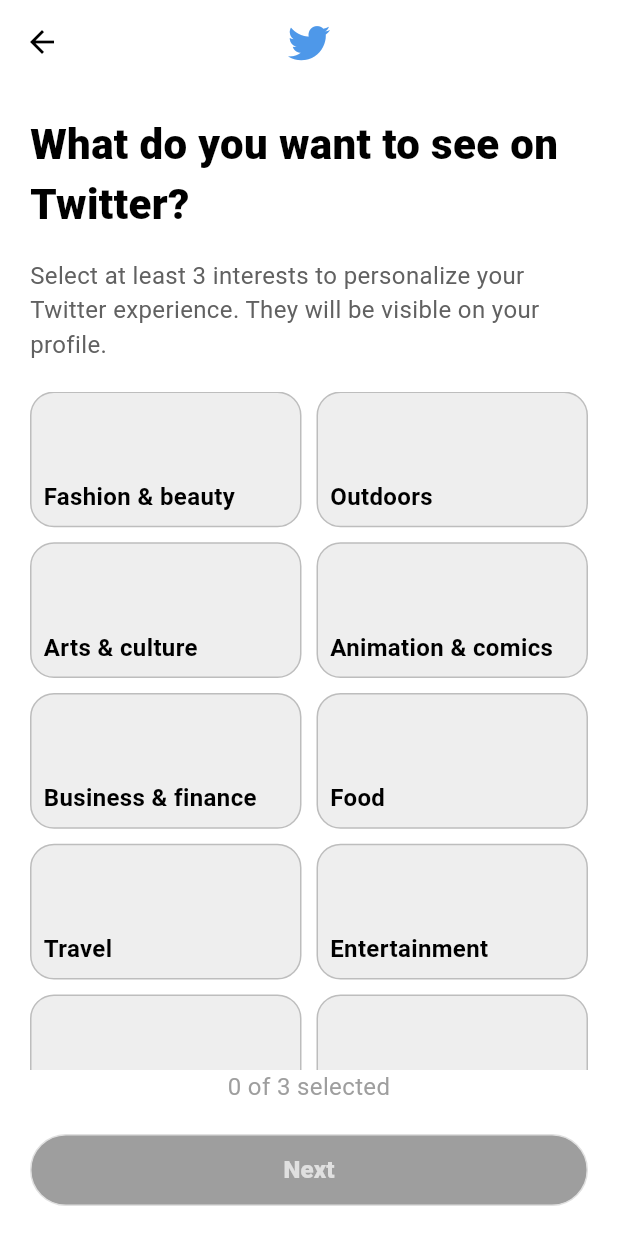
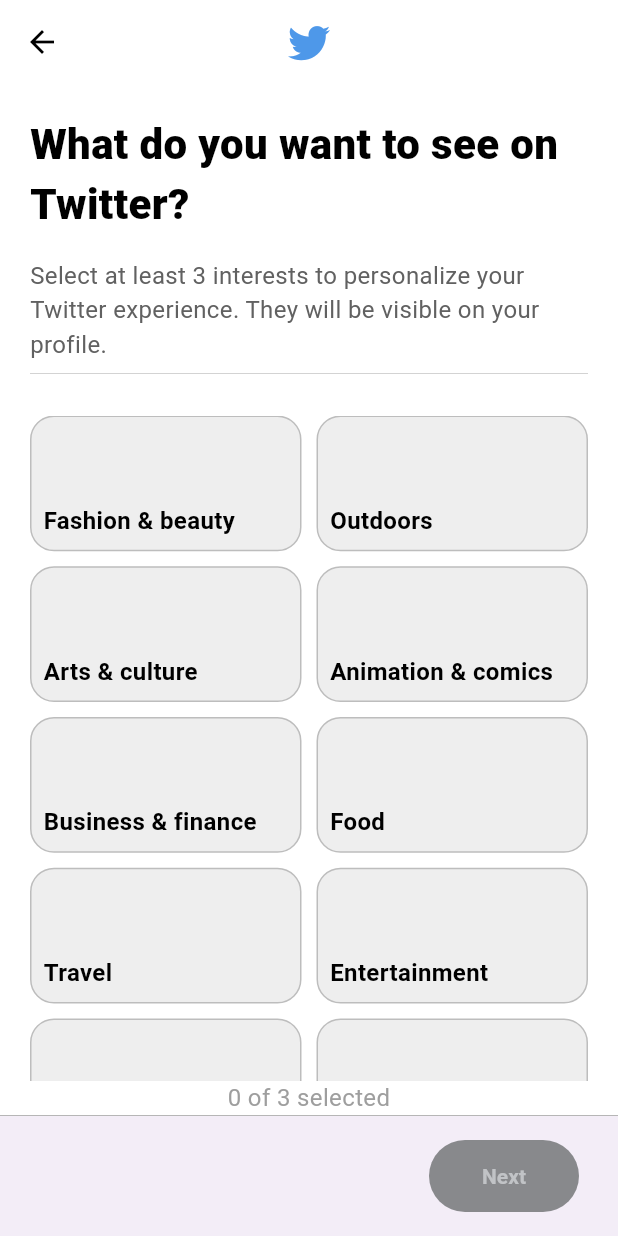
Before and after one commit to lips85/tiktok_clone, a Flutter app: the InterestsScreenTweet screen opened directly, on a phone screen of 412 x 824 dp. Run offline on Flutter 3.47's test engine with Material 3 defaults, Android fonts, the phone set to English and light mode, and no system bars; our stand-ins replace flutter_svg, font_awesome_flutter, gap; Roboto replaces fonts that are missing (Helvetica Neue, Helvetica Neue medium).

Commit message:
2nd 과제 완료

```diff
--- a/lib/02_tweeter/features/authentication/interests_screen_tweet.dart
+++ b/lib/02_tweeter/features/authentication/interests_screen_tweet.dart
@@ -1,6 +1,8 @@
 import 'package:flutter/material.dart';
 import 'package:font_awesome_flutter/font_awesome_flutter.dart';
-import 'package:tiktok_clone/02_tweeter/features/authentication/widgets/common_button.dart';
+import 'package:tiktok_clone/02_tweeter/features/authentication/interests_second_screen.dart';
+
+import 'package:tiktok_clone/02_tweeter/features/authentication/widgets/form_button.dart';
 import 'package:tiktok_clone/constants/sizes.dart';
 import 'package:tiktok_clone/constants/textstyle/style_guide.dart';
 
@@ -8,10 +10,10 @@ class InterestsScreenTweet extends StatefulWidget {
   const InterestsScreenTweet({super.key});
 
   @override
-  _InterestsScreenTweetState createState() => _InterestsScreenTweetState();
+  InterestsScreenTweetState createState() => InterestsScreenTweetState();
 }
 
-class _InterestsScreenTweetState extends State<InterestsScreenTweet> {
+class InterestsScreenTweetState extends State<InterestsScreenTweet> {
   final List<String> interests = [
     "Fashion & beauty",
     "Outdoors",
@@ -39,7 +41,7 @@ class _InterestsScreenTweetState extends State<InterestsScreenTweet> {
   void _onNextTap() {
     if (selectedInterests.length >= 3) {
       Navigator.of(context).push(MaterialPageRoute(
-        builder: (context) => const InterestsPartTwoScreen(),
+        builder: (context) => const InterestsSecondScreen(),
       ));
     }
   }
@@ -74,6 +76,10 @@ class _InterestsScreenTweetState extends State<InterestsScreenTweet> {
                 "Select at least 3 interests to personalize your Twitter experience. They will be visible on your profile.",
                 style: StyleGuide.explainStyle(),
                 textAlign: TextAlign.start,
+              ),
+              const Divider(
+                thickness: 0.3,
+                color: Colors.grey,
               ),
               const SizedBox(height: 20),
               Expanded(
@@ -135,36 +141,37 @@ class _InterestsScreenTweetState extends State<InterestsScreenTweet> {
                 ),
                 textAlign: TextAlign.center,
               ),
-              const SizedBox(height: 20),
-              CommonButton(
-                textChange: false,
-                validate: selectedInterests.length >= 3,
-                colorChange: true,
-                changeColor: Colors.black,
-                text: "Next",
-                onPressed: _onNextTap,
-              ),
-              const SizedBox(height: 20),
             ],
+          ),
+        ),
+      ),
+      bottomNavigationBar: Container(
+        decoration: const BoxDecoration(
+          border: Border(
+            top: BorderSide(
+              color: Colors.grey,
+              width: 0.5,
+            ),
+          ),
+        ),
+        child: BottomAppBar(
+          child: Padding(
+            padding: const EdgeInsets.symmetric(horizontal: 10.0),
+            child: Row(
+              mainAxisAlignment: MainAxisAlignment.end,
+              children: [
+                GestureDetector(
+                  onTap: _onNextTap,
+                  child: FormButton(
+                    isLarge: false,
+                    disabled: (selectedInterests.length < 3),
+                  ),
+                ),
+              ],
+            ),
           ),
         ),
       ),
     );
   }
 }
-
-class InterestsPartTwoScreen extends StatelessWidget {
-  const InterestsPartTwoScreen({super.key});
-
-  @override
-  Widget build(BuildContext context) {
-    return Scaffold(
-      appBar: AppBar(
-        title: const Text("Interests Part Two"),
-      ),
-      body: const Center(
-        child: Text("Interests Part Two Screen"),
-      ),
-    );
-  }
-}
--- a/lib/02_tweeter/features/authentication/widgets/common_button.dart
+++ b/lib/02_tweeter/features/authentication/widgets/common_button.dart
@@ -22,7 +22,9 @@ class CommonButton extends StatelessWidget {
 
   @override
   Widget build(BuildContext context) {
-    return Row(
+    return GestureDetector(
+      onTap: validate ? onPressed : null,
+      child: Row(
         mainAxisAlignment: MainAxisAlignment.center,
         children: [
           Expanded(
@@ -33,7 +35,9 @@ class CommonButton extends StatelessWidget {
               height: Sizes.size48,
               decoration: BoxDecoration(
                 color: validate
-                  ? (colorChange ? Colors.black : (changeColor ?? Colors.black))
+                    ? (colorChange
+                        ? Colors.black
+                        : (changeColor ?? Colors.black))
                     : Colors.grey[500],
                 border: Border.all(
                   color: Colors.grey.shade300,
@@ -49,8 +53,6 @@ class CommonButton extends StatelessWidget {
                   fontWeight: FontWeight.w800,
                   color: validate ? Colors.black : Colors.white,
                 ),
-              child: TextButton(
-                onPressed: validate ? onPressed : null,
                 child: Text(
                   textChange ? "Next" : (text ?? "Next"),
                   style: TextStyle(
@@ -63,8 +65,8 @@ class CommonButton extends StatelessWidget {
               ),
             ),
           ),
+        ],
       ),
-      ],
     );
   }
 }
--- /dev/null
+++ b/lib/02_tweeter/features/authentication/widgets/form_button.dart
@@ -0,0 +1,51 @@
+import 'package:flutter/material.dart';
+import 'package:tiktok_clone/constants/sizes.dart';
+
+class FormButton extends StatelessWidget {
+  const FormButton({
+    super.key,
+    required this.disabled,
+    this.text,
+    required this.isLarge,
+    this.color,
+  });
+
+  final bool disabled;
+  final bool isLarge;
+  final String? text;
+  final Color? color;
+
+  @override
+  Widget build(BuildContext context) {
+    return SizedBox(
+      width: isLarge ? 300 : 100,
+      child: AnimatedContainer(
+        padding: const EdgeInsets.symmetric(
+          vertical: Sizes.size16,
+        ),
+        decoration: BoxDecoration(
+          borderRadius: BorderRadius.circular(Sizes.size24),
+          color: disabled ? const Color(0xff88898c) : color ?? Colors.black,
+        ),
+        duration: const Duration(
+          milliseconds: 500,
+          // seconds: 5,
+        ),
+        child: AnimatedDefaultTextStyle(
+          duration: const Duration(
+            milliseconds: 500,
+            // seconds: 5,
+          ),
+          style: TextStyle(
+            color: disabled ? const Color(0xffC1C3C6) : Colors.white,
+            fontWeight: FontWeight.w600,
+          ),
+          child: Text(
+            text ?? "Next",
+            textAlign: TextAlign.center,
+          ),
+        ),
+      ),
+    );
+  }
+}
--- a/lib/constants/textstyle/style_guide.dart
+++ b/lib/constants/textstyle/style_guide.dart
@@ -22,7 +22,8 @@ class StyleGuide {
   // 서브타이틀 스타일
   static TextStyle subtitleStyle() {
     return baseStyle().copyWith(
-      fontSize: 16.0,
+      fontSize: Sizes.size20,
+      fontWeight: FontWeight.w800,
     );
   }
 
--- a/lib/main.dart
+++ b/lib/main.dart
@@ -1,6 +1,5 @@
 import 'package:flutter/material.dart';
 import 'package:tiktok_clone/02_tweeter/features/authentication/confirmation_code_screen_tweet.dart';
-import 'package:tiktok_clone/02_tweeter/features/authentication/interests_screen_tweet.dart';
 import 'package:tiktok_clone/constants/sizes.dart';
 
 void main() {
@@ -30,7 +29,7 @@ class Myapp extends StatelessWidget {
           ),
         ),
       ),
-      home: const InterestsScreenTweet(),
+      home: const ConfirmationCodeScreenTweet(),
       // home: const SignUpScreen(),
     );
   }
--- a/pubspec.yaml
+++ b/pubspec.yaml
@@ -38,6 +38,7 @@ dependencies:
   font_awesome_flutter: 10.3.0
   flutter_svg: ^2.0.10+1
   sign_in_button: ^3.0.0
+  gap: ^3.0.1
 
 dev_dependencies:
   flutter_test:
```
Also changed, not shown: lib/02_tweeter/features/authentication/confirmation_code_screen_tweet.dart (+9 -8 lines), lib/02_tweeter/features/authentication/interests_second_screen.dart (added, +239 -0 lines), lib/02_tweeter/features/authentication/password_creen_tweet.dart (+11 -11 lines), lib/02_tweeter/features/authentication/term_page_tweet.dart (+17 -18 lines), lib/02_tweeter/features/authentication/tweet_create_account.dart (+8 -9 lines), lib/02_tweeter/features/authentication/tweet_create_account_sign_up.dart (+10 -13 lines), lib/02_tweeter/features/authentication/widgets/interest_button.dart (added, +40 -0 lines), pubspec.lock. Lines whose indentation alone changed are shown as unchanged.
